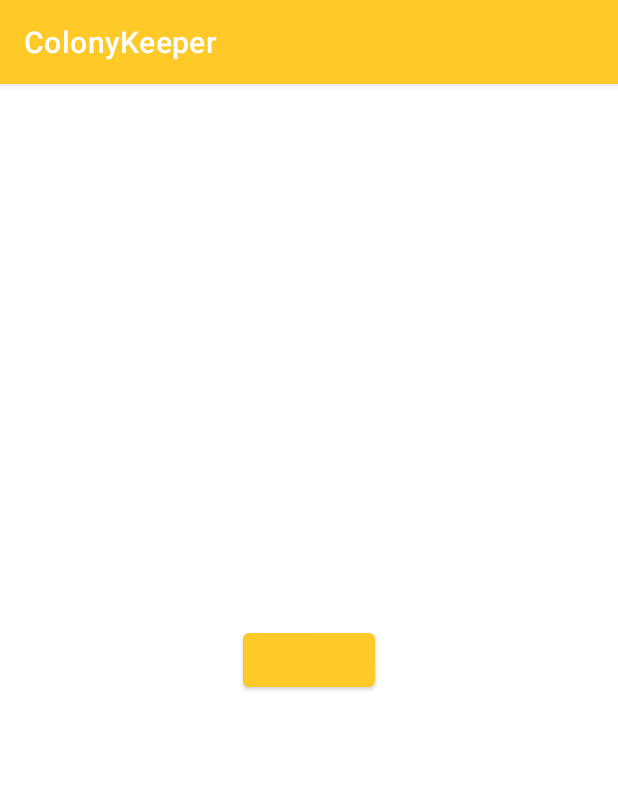
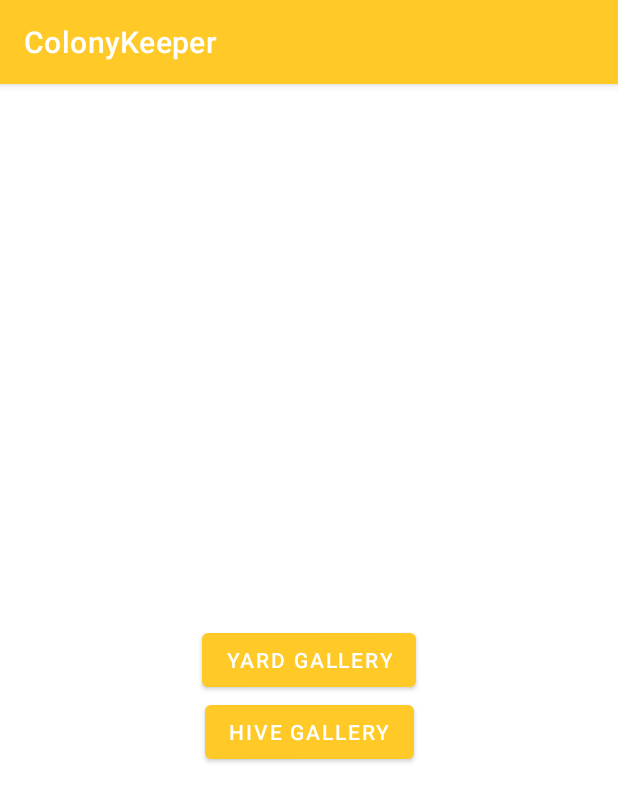
Before and after one commit to typ0ninja/ColonyKeeper, an Android app: the screen it shows after launch (MainActivity), on a phone screen of 412 x 824 dp. Shown: the top 802 px of the screen. Run offline under Robolectric (Android 15) with nearby library versions, the phone set to English and light mode, and no system bars.

Commit message:
Fixed issue with intents not launching on main activity and added buttons

```diff
--- a/app/build.gradle
+++ b/app/build.gradle
@@ -30,7 +30,7 @@ android {
         jvmTarget = '1.8'
     }
 
-    buildFeatures{
+    buildFeatures {
         viewBinding = true
     }
 }
--- a/app/src/main/java/com/team13/colonykeeper/MainActivity.kt
+++ b/app/src/main/java/com/team13/colonykeeper/MainActivity.kt
@@ -12,19 +12,26 @@ class MainActivity : AppCompatActivity() {
 
     override fun onCreate(savedInstanceState: Bundle?) {
         super.onCreate(savedInstanceState)
-        setContentView(R.layout.activity_main)
         binding = ActivityMainBinding.inflate(layoutInflater)
+        setContentView(binding.root)
 
-        findViewById<>(R.layout.activity_main.star)
 
         binding.startYards.setOnClickListener{
-            System.out.println("made it into launchYard")
-            launchYard()}
+            launchYard()
+        }
+
+        binding.startHives.setOnClickListener{
+            launchHive()
+        }
     }
 
     private fun launchYard(){
-        System.out.println("made it into launchYard")
         yardIntent = Intent(this, YardActivity::class.java)
         startActivity(yardIntent)
     }
+
+    private fun launchHive(){
+        yardIntent = Intent(this, HiveActivity::class.java)
+        startActivity(yardIntent)
+    }
 }
--- a/app/src/main/res/layout/activity_main.xml
+++ b/app/src/main/res/layout/activity_main.xml
@@ -14,6 +14,17 @@
         app:layout_constraintEnd_toEndOf="parent"
         app:layout_constraintStart_toStartOf="parent"
         app:layout_constraintTop_toTopOf="parent"
+        android:text="Yard Gallery"
+        />
+
+    <Button
+        android:layout_width="wrap_content"
+        android:layout_height="wrap_content"
+        android:id="@+id/start_hives"
+        app:layout_constraintEnd_toEndOf="parent"
+        app:layout_constraintStart_toStartOf="parent"
+        app:layout_constraintTop_toBottomOf="@id/start_yards"
+        android:text="Hive Gallery"
         />
 
 </androidx.constraintlayout.widget.ConstraintLayout>
```
